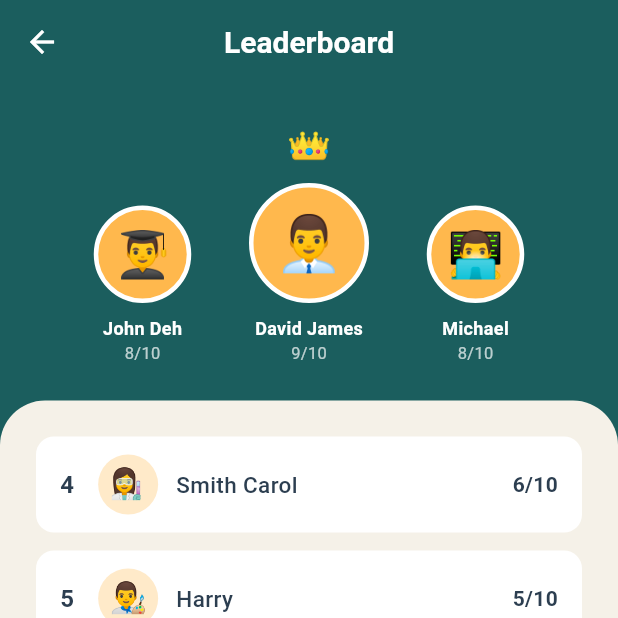
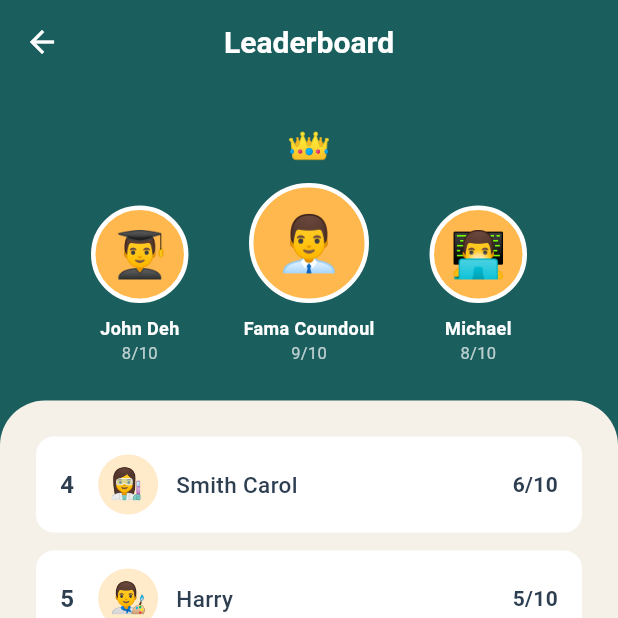
Before and after one commit to FamaCoundoul/hai912i_tp1_quizz, a Flutter app: the LeaderboardPage screen opened directly with empty values, on a phone screen of 412 x 824 dp, the top half of it. Run offline on Flutter 3.47's test engine with Material 3 defaults, Android fonts, the light colour scheme and no system bars.

```diff
--- a/lib/pages/LeaderboardPage.dart
+++ b/lib/pages/LeaderboardPage.dart
@@ -32,7 +32,7 @@ class LeaderboardPage extends StatelessWidget {
   Widget build(BuildContext context) {
     // Données fictives du leaderboard
     final List<Map<String, dynamic>> leaderboard = [
-      {'name': 'David James', 'score': 9, 'avatar': '👨‍💼'},
+      {'name': 'Fama Coundoul', 'score': 9, 'avatar': '👨‍💼'},
       {'name': 'John Deh', 'score': 8, 'avatar': '👨‍🎓'},
       {'name': 'Michael', 'score': 8, 'avatar': '👨‍💻'},
       {'name': 'Smith Carol', 'score': 6, 'avatar': '👩‍🔬'},
```
Also changed, not shown: rendu.png, 1 other file.
